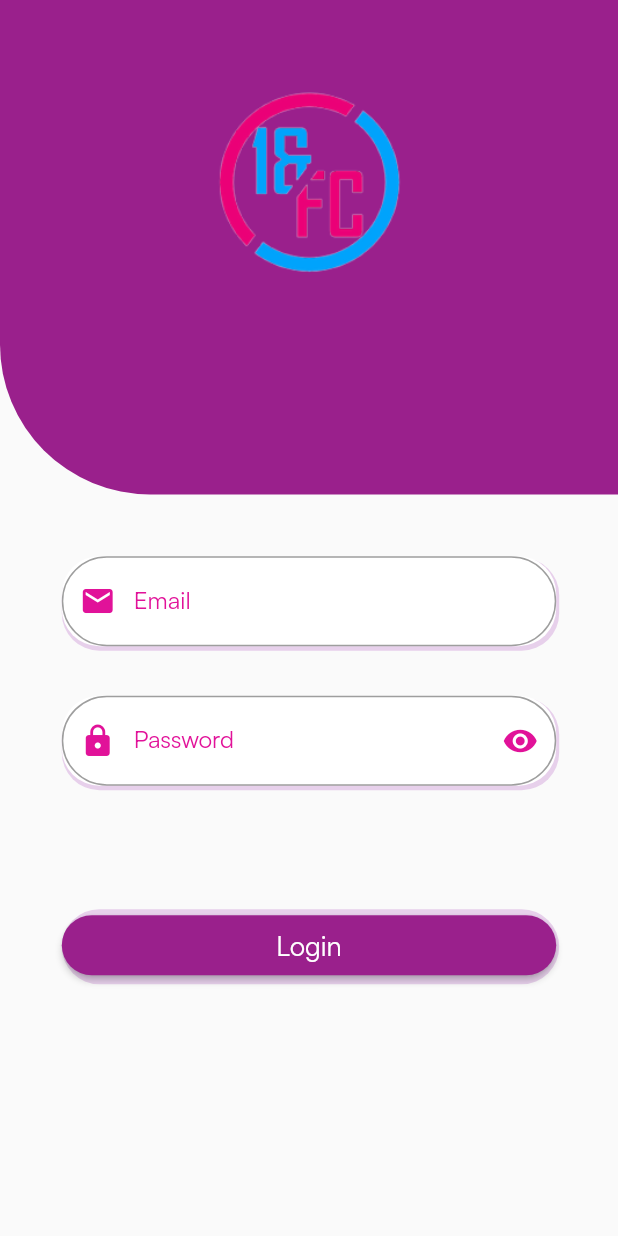
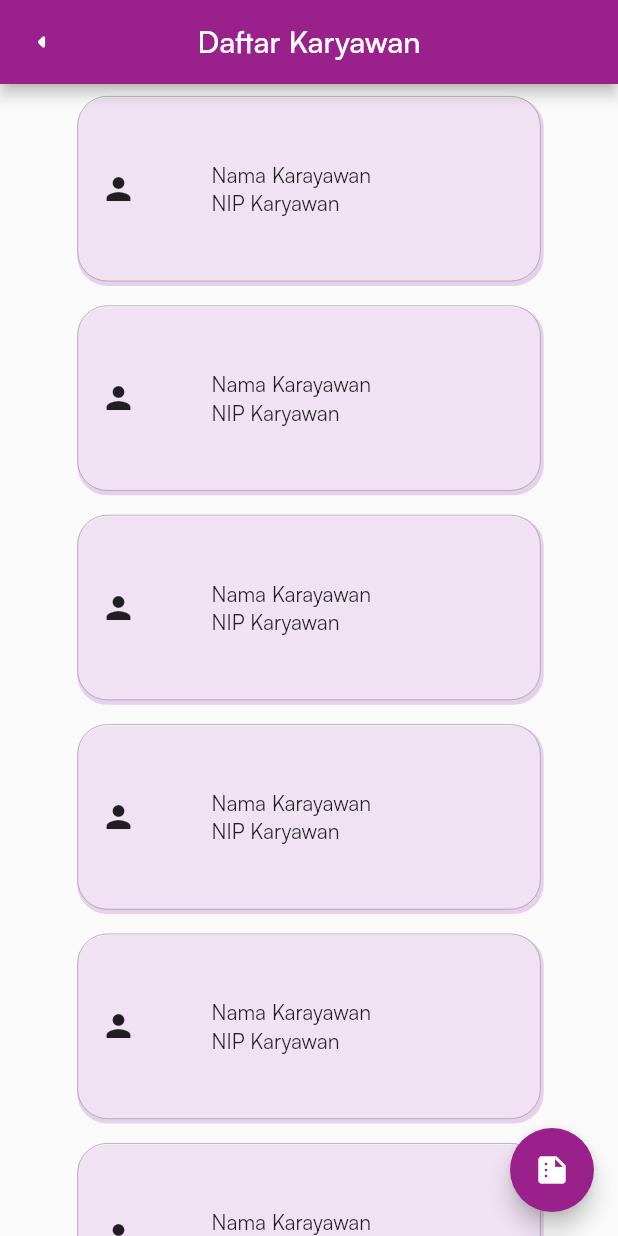
Before and after one commit to onedanfc/datakaryawan-mobile, a Flutter app: the screen it shows after launch, after a tap on "Login", on a phone screen of 412 x 824 dp. Run offline on Flutter 3.47's test engine with Material 2 defaults, Android fonts, the phone set to English and light mode, and no system bars.

Commit message:
halaman daftar karyawan

```diff
--- /dev/null
+++ b/lib/card_karyawan.dart
@@ -0,0 +1,51 @@
+import 'package:flutter/material.dart';
+
+class CardKaryawan extends StatelessWidget {
+  const CardKaryawan({super.key});
+
+  @override
+  Widget build(BuildContext context) {
+    final tinggi = MediaQuery.of(context).size.height;
+    final lebar = MediaQuery.of(context).size.width;
+    return Center(
+      child: Padding(
+        padding: const EdgeInsets.all(8.0),
+        child: RawMaterialButton(
+          onPressed: () {},
+          child: Container(
+            decoration: BoxDecoration(
+                color: Colors.white38,
+                border: Border.all(color: Colors.grey, width: 0.5),
+                borderRadius: const BorderRadius.all(Radius.circular(20)),
+                boxShadow: [
+                  BoxShadow(
+                    color: Colors.purple.withOpacity(0.2),
+                    spreadRadius: 1,
+                    // blurRadius: 2,
+                    offset: const Offset(1, 2),
+                  )
+                ]),
+            width: lebar * 0.75,
+            height: tinggi * 0.15,
+            child: Padding(
+              padding: const EdgeInsets.all(15.0),
+              child: Row(
+                children: [
+                  const Icon(Icons.person),
+                  const SizedBox(
+                    width: 50.0,
+                  ),
+                  Column(
+                    crossAxisAlignment: CrossAxisAlignment.start,
+                    mainAxisAlignment: MainAxisAlignment.center,
+                    children: const [Text('Nama Karayawan'), Text('NIP Karyawan')],
+                  )
+                ],
+              ),
+            ),
+          ),
+        ),
+      ),
+    );
+  }
+}
--- /dev/null
+++ b/lib/daftar_karyawan.dart
@@ -0,0 +1,40 @@
+import 'package:flutter/material.dart';
+import 'package:datakaryawan_mobile/card_karyawan.dart';
+
+class DaftarKaryawan extends StatefulWidget {
+  const DaftarKaryawan({super.key});
+
+  @override
+  State<DaftarKaryawan> createState() => _DaftarKaryawanState();
+}
+
+class _DaftarKaryawanState extends State<DaftarKaryawan> {
+  @override
+  Widget build(BuildContext context) {
+    return Scaffold(
+      appBar: AppBar(
+        centerTitle: true,
+        backgroundColor: const Color(0xFF9A208C),
+        leading: IconButton(
+            onPressed: () {
+              Navigator.pop(context);
+            },
+            icon: const Icon(Icons.arrow_left_rounded)),
+        title: const Text('Daftar Karyawan'),
+      ),
+      body: ListView.builder(
+          itemCount: 8,
+          itemBuilder: (BuildContext context, int index) {
+            return const CardKaryawan();
+          }),
+      floatingActionButton: FloatingActionButton(
+        onPressed: () {},
+        backgroundColor: const Color(0xFF9A208C),
+        child: const Icon(
+          Icons.summarize,
+          color: Colors.white,
+        ),
+      ),
+    );
+  }
+}
--- a/lib/logIn.dart
+++ b/lib/logIn.dart
@@ -1,5 +1,5 @@
+import 'package:datakaryawan_mobile/daftar_karyawan.dart';
 import 'package:flutter/material.dart';
-// import 'package:flutter/src/widgets/framework.dart';
 
 class Login extends StatefulWidget {
   const Login({super.key});
@@ -18,7 +18,8 @@ class _LoginState extends State<Login> {
 
 
     return Scaffold(
-        body: Column(
+        body: SingleChildScrollView(
+          child: Column(
               children: [
           Container(
             decoration: const BoxDecoration(
@@ -66,7 +67,7 @@ class _LoginState extends State<Login> {
                             border: OutlineInputBorder(
                                 borderRadius:
                                     BorderRadius.all(Radius.circular(30))),
-                          labelText: 'Email',
+                            labelText: 'Username',
                             labelStyle: TextStyle(color: Color(0xffE11299)),
                             prefixIcon: Icon(
                               Icons.email,
@@ -146,16 +147,15 @@ class _LoginState extends State<Login> {
                       ],
                     ),
                     child: RawMaterialButton(
-                    onPressed: () {},
+                      onPressed: () {
+                        Navigator.push(
+                context,
+                MaterialPageRoute(builder: (context) => const DaftarKaryawan()),
+              );
+                      },
                       fillColor: const Color(0xFF9A208C),
                       elevation: 2.0,
-                    child: Text(
-                      'Login',
-                      style: TextStyle(
-                        color: Colors.white,
-                        fontSize: 18.0,
-                      ),
-                    ),
+
                       padding: const EdgeInsets.symmetric(
                         horizontal: 16.0,
                         vertical: 8.0,
@@ -167,11 +167,19 @@ class _LoginState extends State<Login> {
                         minWidth: lebar * 0.8,
                         maxWidth: lebar * 0.8,
                       ),
+                      child: const Text(
+                        'Login',
+                        style: TextStyle(
+                          color: Colors.white,
+                          fontSize: 18.0,
+                        ),
+                      ),
                     ),
                   ),
                 ],
               ))
               ],
+            ),
         ));
   }
 }
--- a/lib/main.dart
+++ b/lib/main.dart
@@ -26,6 +26,7 @@ class MyApp extends StatelessWidget {
           // is not restarted.
           fontFamily: 'Satoshi'),
       home: const Login(),
+      // home: MyHomePage(title: 'Coba'),
     );
   }
 }
```
Lines whose indentation alone changed are shown as unchanged.
